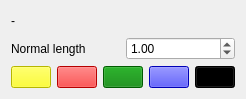
The window that qCC/ui_templates/ccDrawNormalsWidget.ui (CloudCompare/CloudCompare) describes before a commit, drawn with Qt 5.
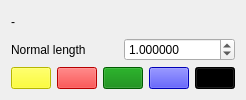
The same window after the commit.

Commit message: Syntax update and allow the normal length to be much longer

Diff of the .ui file:
```diff
--- a/qCC/ui_templates/ccDrawNormalsWidget.ui
+++ b/qCC/ui_templates/ccDrawNormalsWidget.ui
@@ -7,7 +7,7 @@
     <x>0</x>
     <y>0</y>
     <width>230</width>
-    <height>99</height>
+    <height>100</height>
    </rect>
   </property>
   <property name="windowTitle">
@@ -31,7 +31,16 @@
       </widget>
      </item>
      <item>
-      <widget class="QDoubleSpinBox" name="doubleSpinBox_normalLength">
+      <widget class="QDoubleSpinBox" name="normalLengthDoubleSpinBox">
+       <property name="decimals">
+        <number>6</number>
+       </property>
+       <property name="minimum">
+        <double>0.000001000000000</double>
+       </property>
+       <property name="maximum">
+        <double>1000000.000000000000000</double>
+       </property>
        <property name="singleStep">
         <double>0.100000000000000</double>
        </property>
```
Left out of the diff: 4 changed lines with no effect on the pictures. The commit also changes 1 other file.
